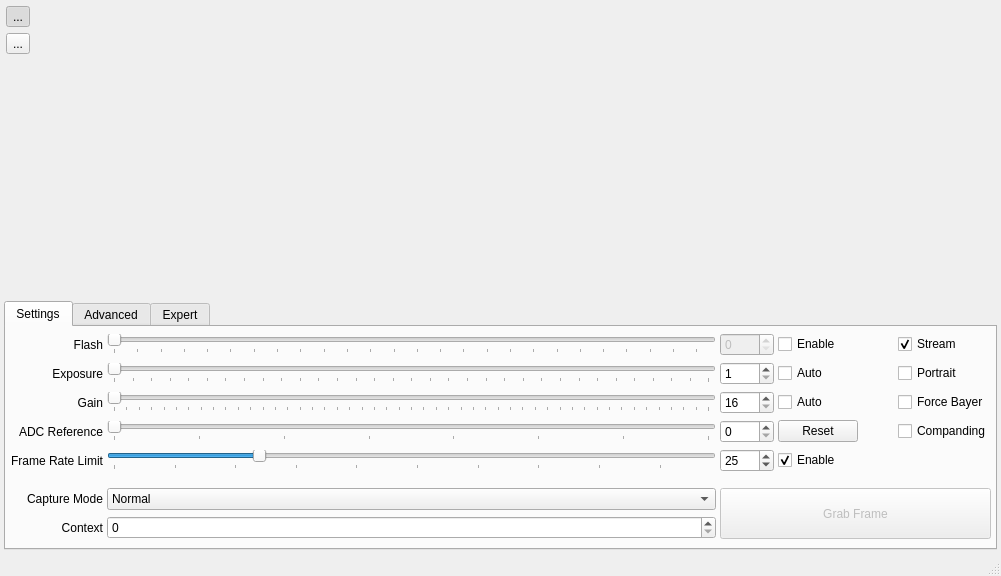
Before: the Qt Designer form ui/mainwindow.ui in emergent-design/libpsinc, drawn with Qt 5.
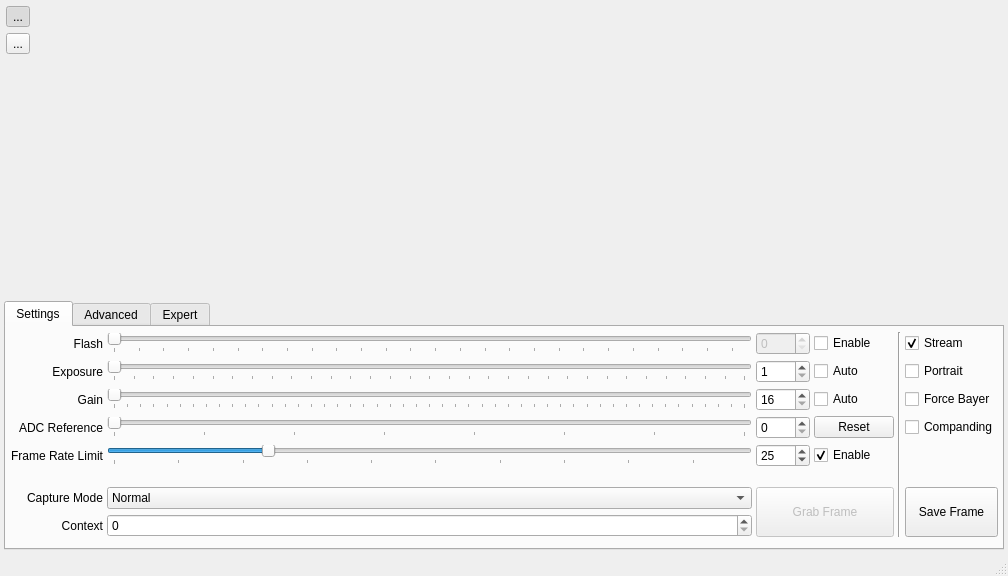
After: the same form once the commit is applied. The open tabs and pages were chosen to show the change. Icons and pictures are not drawn. Custom widgets are drawn as their Qt base class.

Commit message: Added a save frame button to iconograph that simply saves out the next frame captured to the current directory with a timestamp filename. Deprecated the line quality sampling since that is no longer supported.

The edit to the form file:
```diff
--- a/ui/mainwindow.ui
+++ b/ui/mainwindow.ui
@@ -6,7 +6,7 @@
    <rect>
     <x>0</x>
     <y>0</y>
-    <width>1001</width>
+    <width>1008</width>
     <height>576</height>
    </rect>
   </property>
@@ -156,7 +156,7 @@
        <enum>QTabWidget::Rounded</enum>
       </property>
       <property name="currentIndex">
-       <number>2</number>
+       <number>0</number>
       </property>
       <widget class="QWidget" name="settingsTab">
        <property name="sizePolicy">
@@ -184,16 +184,6 @@
         <property name="spacing">
          <number>4</number>
         </property>
-        <item row="0" column="5">
-         <widget class="QCheckBox" name="streamCheck">
-          <property name="text">
-           <string>Stream</string>
-          </property>
-          <property name="checked">
-           <bool>true</bool>
-          </property>
-         </widget>
-        </item>
         <item row="1" column="5">
          <widget class="QCheckBox" name="portraitCheck">
           <property name="text">
@@ -201,7 +191,20 @@
           </property>
          </widget>
         </item>
-        <item row="3" column="0">
+        <item row="6" column="5" rowspan="2">
+         <widget class="QPushButton" name="saveFrame">
+          <property name="sizePolicy">
+           <sizepolicy hsizetype="Minimum" vsizetype="Expanding">
+            <horstretch>0</horstretch>
+            <verstretch>0</verstretch>
+           </sizepolicy>
+          </property>
+          <property name="text">
+           <string>Save Frame</string>
+          </property>
+         </widget>
+        </item>
+        <item row="2" column="0">
          <widget class="QLabel" name="gainLabel">
           <property name="text">
            <string>Gain</string>
@@ -211,30 +214,14 @@
           </property>
          </widget>
         </item>
-        <item row="8" column="1">
-         <spacer name="verticalSpacer_2">
-          <property name="orientation">
-           <enum>Qt::Vertical</enum>
-          </property>
-          <property name="sizeType">
-           <enum>QSizePolicy::Fixed</enum>
-          </property>
-          <property name="sizeHint" stdset="0">
-           <size>
-            <width>20</width>
-            <height>10</height>
-           </size>
-          </property>
-         </spacer>
-        </item>
-        <item row="10" column="1">
+        <item row="7" column="1">
          <widget class="QSpinBox" name="contextSpin">
           <property name="maximum">
            <number>1</number>
           </property>
          </widget>
         </item>
-        <item row="9" column="0">
+        <item row="6" column="0">
          <widget class="QLabel" name="modeLabel">
           <property name="text">
            <string>Capture Mode</string>
@@ -264,19 +251,6 @@
           </property>
          </widget>
         </item>
-        <item row="6" column="4">
-         <spacer name="horizontalSpacer">
-          <property name="orientation">
-           <enum>Qt::Horizontal</enum>
-          </property>
-          <property name="sizeHint" stdset="0">
-           <size>
-            <width>32</width>
-            <height>20</height>
-           </size>
-          </property>
-         </spacer>
-        </item>
         <item row="1" column="3">
          <widget class="QCheckBox" name="exposureCheck">
           <property name="text">
@@ -284,14 +258,14 @@
           </property>
          </widget>
         </item>
-        <item row="3" column="3">
+        <item row="2" column="3">
          <widget class="QCheckBox" name="gainCheck">
           <property name="text">
            <string>Auto</string>
           </property>
          </widget>
         </item>
-        <item row="3" column="2">
+        <item row="2" column="2">
          <widget class="QSpinBox" name="gainSpin">
           <property name="suffix">
            <string/>
@@ -331,7 +305,7 @@
           </property>
          </widget>
         </item>
-        <item row="6" column="1">
+        <item row="3" column="1">
          <widget class="QSlider" name="adcSlider">
           <property name="maximum">
            <number>7</number>
@@ -353,14 +327,14 @@
           </property>
          </widget>
         </item>
-        <item row="6" column="2">
+        <item row="3" column="2">
          <widget class="QSpinBox" name="adcSpin">
           <property name="maximum">
            <number>7</number>
           </property>
          </widget>
         </item>
-        <item row="10" column="0">
+        <item row="7" column="0">
          <widget class="QLabel" name="contextLabel">
           <property name="text">
            <string>Context</string>
@@ -395,7 +369,7 @@
           </property>
          </widget>
         </item>
-        <item row="3" column="1">
+        <item row="2" column="1">
          <widget class="QSlider" name="gainSlider">
           <property name="minimum">
            <number>16</number>
@@ -417,14 +391,7 @@
           </property>
          </widget>
         </item>
-        <item row="6" column="5">
-         <widget class="QCheckBox" name="compandingCheck">
-          <property name="text">
-           <string>Companding</string>
-          </property>
-         </widget>
-        </item>
-        <item row="9" column="1">
+        <item row="6" column="1">
          <widget class="QComboBox" name="modeBox">
           <item>
            <property name="text">
@@ -448,7 +415,7 @@
           </item>
          </widget>
         </item>
-        <item row="6" column="3">
+        <item row="3" column="3">
          <widget class="QPushButton" name="adcReset">
           <property name="text">
            <string>Reset</string>
@@ -486,7 +453,7 @@
           </property>
          </widget>
         </item>
-        <item row="6" column="0">
+        <item row="3" column="0">
          <widget class="QLabel" name="adcLabel">
           <property name="text">
            <string>ADC Reference</string>
@@ -496,30 +463,7 @@
           </property>
          </widget>
         </item>
-        <item row="3" column="5">
-         <widget class="QCheckBox" name="colourCheck">
-          <property name="text">
-           <string>Force Bayer</string>
-          </property>
-         </widget>
-        </item>
-        <item row="9" column="2" rowspan="2" colspan="4">
-         <widget class="QPushButton" name="grabFrame">
-          <property name="enabled">
-           <bool>false</bool>
-          </property>
-          <property name="sizePolicy">
-           <sizepolicy hsizetype="Minimum" vsizetype="Expanding">
-            <horstretch>0</horstretch>
-            <verstretch>0</verstretch>
-           </sizepolicy>
-          </property>
-          <property name="text">
-           <string>Grab Frame</string>
-          </property>
-         </widget>
-        </item>
-        <item row="7" column="0">
+        <item row="4" column="0">
          <widget class="QLabel" name="framerateLabel">
           <property name="text">
            <string>Frame Rate Limit</string>
@@ -529,7 +473,7 @@
           </property>
          </widget>
         </item>
-        <item row="7" column="1">
+        <item row="4" column="1">
          <widget class="QSlider" name="framerateSlider">
           <property name="minimum">
            <number>1</number>
@@ -551,7 +495,7 @@
           </property>
          </widget>
         </item>
-        <item row="7" column="2">
+        <item row="4" column="2">
          <widget class="QSpinBox" name="framerateSpin">
           <property name="minimum">
            <number>1</number>
@@ -561,7 +505,7 @@
           </property>
          </widget>
         </item>
-        <item row="7" column="3">
+        <item row="4" column="3">
          <widget class="QCheckBox" name="framerateCheck">
           <property name="text">
            <string>Enable</string>
@@ -571,6 +515,69 @@
           </property>
          </widget>
         </item>
+        <item row="2" column="5">
+         <widget class="QCheckBox" name="colourCheck">
+          <property name="text">
+           <string>Force Bayer</string>
+          </property>
+         </widget>
+        </item>
+        <item row="0" column="5">
+         <widget class="QCheckBox" name="streamCheck">
+          <property name="text">
+           <string>Stream</string>
+          </property>
+          <property name="checked">
+           <bool>true</bool>
+          </property>
+         </widget>
+        </item>
+        <item row="3" column="5">
+         <widget class="QCheckBox" name="compandingCheck">
+          <property name="text">
+           <string>Companding</string>
+          </property>
+         </widget>
+        </item>
+        <item row="6" column="2" rowspan="2" colspan="2">
+         <widget class="QPushButton" name="grabFrame">
+          <property name="enabled">
+           <bool>false</bool>
+          </property>
+          <property name="sizePolicy">
+           <sizepolicy hsizetype="Minimum" vsizetype="Expanding">
+            <horstretch>0</horstretch>
+            <verstretch>0</verstretch>
+           </sizepolicy>
+          </property>
+          <property name="text">
+           <string>Grab Frame</string>
+          </property>
+         </widget>
+        </item>
+        <item row="5" column="1" colspan="3">
+         <spacer name="verticalSpacer_2">
+          <property name="orientation">
+           <enum>Qt::Vertical</enum>
+          </property>
+          <property name="sizeType">
+           <enum>QSizePolicy::Fixed</enum>
+          </property>
+          <property name="sizeHint" stdset="0">
+           <size>
+            <width>20</width>
+            <height>10</height>
+           </size>
+          </property>
+         </spacer>
+        </item>
+        <item row="0" column="4" rowspan="8">
+         <widget class="Line" name="line_3">
+          <property name="orientation">
+           <enum>Qt::Vertical</enum>
+          </property>
+         </widget>
+        </item>
        </layout>
       </widget>
       <widget class="QWidget" name="advancedTab">
@@ -1205,30 +1212,6 @@
           </property>
          </widget>
         </item>
-        <item row="7" column="3">
-         <widget class="QCheckBox" name="sampleQuality">
-          <property name="text">
-           <string>Enable</string>
-          </property>
-         </widget>
-        </item>
-        <item row="7" column="0" colspan="3">
-         <widget class="QLabel" name="sampleHeading">
-          <property name="font">
-           <font>
-            <pointsize>10</pointsize>
-            <weight>75</weight>
-            <bold>true</bold>
-           </font>
-          </property>
-          <property name="text">
-           <string>Sample line quality counters</string>
-          </property>
-          <property name="alignment">
-           <set>Qt::AlignRight|Qt::AlignTrailing|Qt::AlignVCenter</set>
-          </property>
-         </widget>
-        </item>
        </layout>
       </widget>
      </widget>
@@ -1240,7 +1223,7 @@
     <rect>
      <x>0</x>
      <y>0</y>
-     <width>1001</width>
+     <width>1008</width>
      <height>23</height>
     </rect>
    </property>
```
The commit also changes 2 other files.
